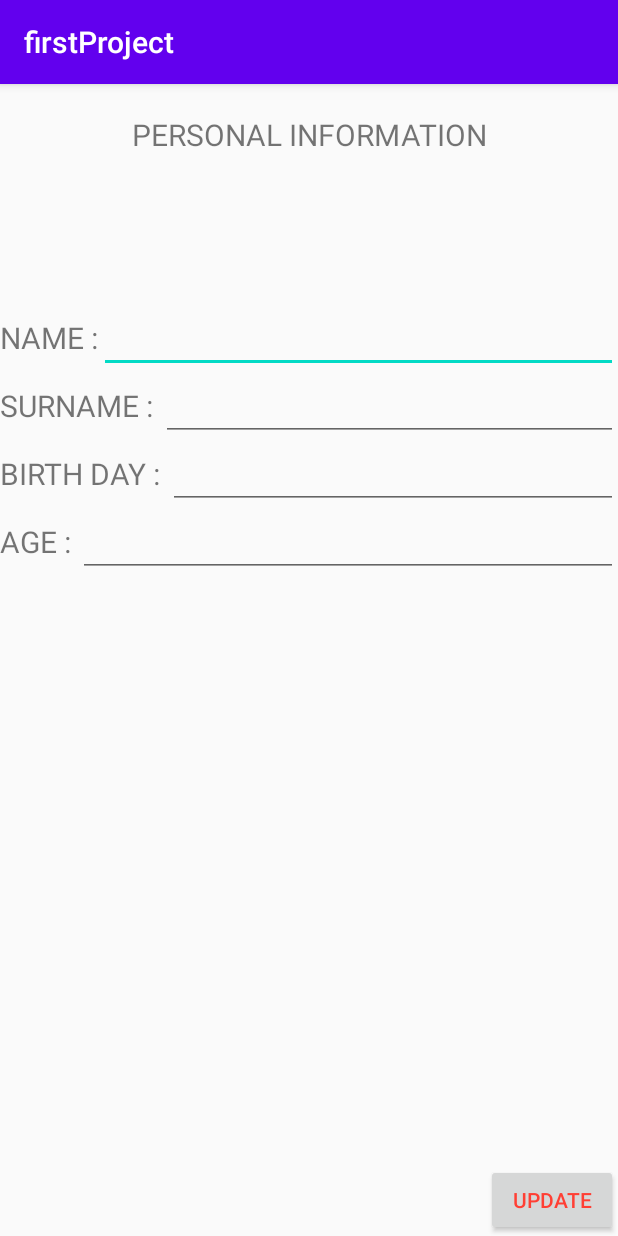
After one commit to etka98/firstBigJob, an Android app: the PersonalInfoUpdate screen opened directly, with no data from a screen before it, on a phone screen of 412 x 824 dp. The commit adds this screen. Run offline under Robolectric (Android 15) with nearby library versions, the phone set to English and light mode, and no system bars.

Commit message:
add professionalInfo button and give action

```diff
--- a/app/src/main/AndroidManifest.xml
+++ b/app/src/main/AndroidManifest.xml
@@ -9,7 +9,8 @@
         android:roundIcon="@mipmap/ic_launcher_round"
         android:supportsRtl="true"
         android:theme="@style/AppTheme">
-        <activity android:name=".AuthenticationActivity"></activity>
+        <activity android:name=".PersonalInfoUpdate"></activity>
+        <activity android:name=".AuthenticationActivity" />
         <activity android:name=".MainActivity">
             <intent-filter>
                 <action android:name="android.intent.action.MAIN" />
--- /dev/null
+++ b/app/src/main/java/com/example/firstproject/PersonalInfoUpdate.kt
@@ -0,0 +1,11 @@
+package com.example.firstproject
+
+import androidx.appcompat.app.AppCompatActivity
+import android.os.Bundle
+
+class PersonalInfoUpdate : AppCompatActivity() {
+    override fun onCreate(savedInstanceState: Bundle?) {
+        super.onCreate(savedInstanceState)
+        setContentView(R.layout.activity_personal_info_update)
+    }
+}
--- /dev/null
+++ b/app/src/main/res/layout/activity_personal_info_update.xml
@@ -0,0 +1,105 @@
+<?xml version="1.0" encoding="utf-8"?>
+<androidx.constraintlayout.widget.ConstraintLayout xmlns:android="http://schemas.android.com/apk/res/android"
+    xmlns:app="http://schemas.android.com/apk/res-auto"
+    xmlns:tools="http://schemas.android.com/tools"
+    android:layout_width="match_parent"
+    android:layout_height="match_parent"
+    tools:context=".PersonalInfoUpdate">
+
+    <TextView
+        android:id="@+id/headlineText"
+        android:layout_width="wrap_content"
+        android:layout_height="wrap_content"
+        android:layout_margin="20dp"
+        android:text="@string/personal_information"
+        android:textSize="20sp"
+        app:layout_constraintEnd_toEndOf="parent"
+        app:layout_constraintStart_toStartOf="parent"
+        app:layout_constraintTop_toTopOf="parent" />
+
+    <LinearLayout
+        android:layout_width="match_parent"
+        android:layout_height="wrap_content"
+        android:layout_marginTop="100dp"
+        android:orientation="vertical"
+        app:layout_constraintEnd_toEndOf="parent"
+        app:layout_constraintStart_toStartOf="parent"
+        app:layout_constraintTop_toBottomOf="@id/headlineText">
+
+        <LinearLayout
+            android:layout_width="match_parent"
+            android:layout_height="wrap_content"
+            android:orientation="horizontal">
+
+            <TextView
+                android:layout_width="wrap_content"
+                android:layout_height="wrap_content"
+                android:text="@string/name"
+                android:textSize="20sp" />
+
+            <EditText
+                android:id="@+id/nameText2"
+                android:layout_width="match_parent"
+                android:layout_height="wrap_content" />
+        </LinearLayout>
+        <LinearLayout
+            android:layout_width="match_parent"
+            android:layout_height="wrap_content"
+            android:orientation="horizontal">
+
+            <TextView
+                android:layout_width="wrap_content"
+                android:layout_height="wrap_content"
+                android:text="SURNAME : "
+                android:textSize="20sp" />
+
+            <EditText
+                android:id="@+id/surnameText2"
+                android:layout_width="match_parent"
+                android:layout_height="wrap_content" />
+        </LinearLayout>
+        <LinearLayout
+            android:layout_width="match_parent"
+            android:layout_height="wrap_content"
+            android:orientation="horizontal">
+
+            <TextView
+                android:layout_width="wrap_content"
+                android:layout_height="wrap_content"
+                android:text="BIRTH DAY : "
+                android:textSize="20sp" />
+
+            <EditText
+                android:id="@+id/birthDayText2"
+                android:layout_width="match_parent"
+                android:layout_height="wrap_content" />
+        </LinearLayout>
+        <LinearLayout
+            android:layout_width="match_parent"
+            android:layout_height="wrap_content"
+            android:orientation="horizontal">
+
+            <TextView
+                android:layout_width="wrap_content"
+                android:layout_height="wrap_content"
+                android:text="AGE : "
+                android:textSize="20sp" />
+
+            <EditText
+                android:id="@+id/ageText2"
+                android:layout_width="match_parent"
+                android:layout_height="wrap_content" />
+        </LinearLayout>
+
+    </LinearLayout>
+
+    <Button
+        android:id="@+id/updateBtn2"
+        android:layout_width="wrap_content"
+        android:layout_height="wrap_content"
+        android:text="@string/update"
+        android:textColor="#ff3f34"
+        app:layout_constraintBottom_toBottomOf="parent"
+        app:layout_constraintEnd_toEndOf="parent" />
+
+</androidx.constraintlayout.widget.ConstraintLayout>
--- a/app/src/main/res/values/strings.xml
+++ b/app/src/main/res/values/strings.xml
@@ -17,4 +17,5 @@
     <string name="skills">SKILLS</string>
     <string name="java_nandroid_nkotlin_nc_c">JAVA \nANDROID \nKOTLIN \nC\\C++</string>
     <string name="bilkent_nmarmara">BILKENT \nMARMARA</string>
+    <string name="name">NAME :</string>
 </resources>
```
